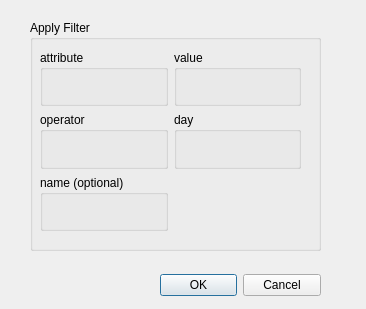
First picture: the form in psychsim/domains/groundtruth/explore_simulation/GUI/FilterDialog.ui, repository pynadath/psychsim, before the edit.
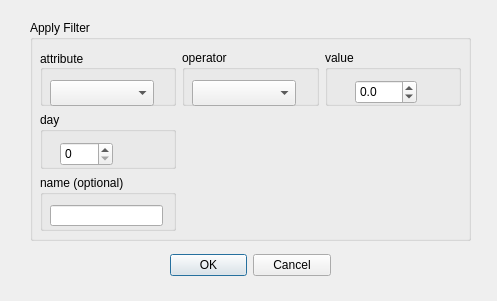
Second picture: the form after the edit.

Patch:
```diff
--- a/psychsim/domains/groundtruth/explore_simulation/GUI/FilterDialog.ui
+++ b/psychsim/domains/groundtruth/explore_simulation/GUI/FilterDialog.ui
@@ -1,13 +1,19 @@
 <?xml version="1.0" encoding="UTF-8"?>
 <ui version="4.0">
- <class>Dialog</class>
- <widget class="QDialog" name="Dialog">
+ <class>FilterDialog</class>
+ <widget class="QDialog" name="FilterDialog">
+  <property name="windowModality">
+   <enum>Qt::WindowModal</enum>
+  </property>
+  <property name="enabled">
+   <bool>true</bool>
+  </property>
   <property name="geometry">
    <rect>
     <x>0</x>
     <y>0</y>
-    <width>366</width>
-    <height>309</height>
+    <width>497</width>
+    <height>301</height>
    </rect>
   </property>
   <property name="maximumSize">
@@ -22,8 +28,8 @@
   <widget class="QDialogButtonBox" name="buttonBox">
    <property name="geometry">
     <rect>
-     <x>160</x>
-     <y>260</y>
+     <x>170</x>
+     <y>240</y>
      <width>161</width>
      <height>51</height>
     </rect>
@@ -40,8 +46,8 @@
     <rect>
      <x>30</x>
      <y>20</y>
-     <width>291</width>
-     <height>231</height>
+     <width>441</width>
+     <height>221</height>
     </rect>
    </property>
    <property name="title">
@@ -52,7 +58,7 @@
      <rect>
       <x>10</x>
       <y>30</y>
-      <width>261</width>
+      <width>421</width>
       <height>181</height>
      </rect>
     </property>
@@ -71,10 +77,26 @@
        <property name="title">
         <string>attribute</string>
        </property>
+       <property name="alignment">
+        <set>Qt::AlignJustify|Qt::AlignVCenter</set>
+       </property>
+       <widget class="QComboBox" name="attributeBox">
+        <property name="geometry">
+         <rect>
+          <x>10</x>
+          <y>30</y>
+          <width>104</width>
+          <height>26</height>
+         </rect>
+        </property>
+        <property name="toolTip">
+         <string>What freatiure of the agent to fileter by</string>
+        </property>
+       </widget>
       </widget>
      </item>
-     <item row="2" column="1">
-      <widget class="QGroupBox" name="groupBox_7">
+     <item row="1" column="2">
+      <widget class="QGroupBox" name="groupBox_6">
        <property name="maximumSize">
         <size>
          <width>16777215</width>
@@ -82,14 +104,33 @@
         </size>
        </property>
        <property name="title">
-        <string>day</string>
+        <string>value</string>
        </property>
-       <property name="alignment">
-        <set>Qt::AlignLeading|Qt::AlignLeft|Qt::AlignTop</set>
-       </property>
+       <widget class="QDoubleSpinBox" name="valueSpinBox">
+        <property name="geometry">
+         <rect>
+          <x>30</x>
+          <y>30</y>
+          <width>62</width>
+          <height>24</height>
+         </rect>
+        </property>
+        <property name="decimals">
+         <number>1</number>
+        </property>
+        <property name="minimum">
+         <double>-1.000000000000000</double>
+        </property>
+        <property name="maximum">
+         <double>1.000000000000000</double>
+        </property>
+        <property name="singleStep">
+         <double>0.100000000000000</double>
+        </property>
+       </widget>
       </widget>
      </item>
-     <item row="2" column="0">
+     <item row="1" column="1">
       <widget class="QGroupBox" name="groupBox_2">
        <property name="maximumSize">
         <size>
@@ -103,6 +144,42 @@
        <property name="alignment">
         <set>Qt::AlignLeading|Qt::AlignLeft|Qt::AlignTop</set>
        </property>
+       <widget class="QComboBox" name="operatorBox">
+        <property name="geometry">
+         <rect>
+          <x>10</x>
+          <y>30</y>
+          <width>104</width>
+          <height>26</height>
+         </rect>
+        </property>
+       </widget>
+      </widget>
+     </item>
+     <item row="2" column="0">
+      <widget class="QGroupBox" name="groupBox_7">
+       <property name="maximumSize">
+        <size>
+         <width>16777215</width>
+         <height>75</height>
+        </size>
+       </property>
+       <property name="title">
+        <string>day</string>
+       </property>
+       <property name="alignment">
+        <set>Qt::AlignLeading|Qt::AlignLeft|Qt::AlignTop</set>
+       </property>
+       <widget class="QSpinBox" name="dayspinBox">
+        <property name="geometry">
+         <rect>
+          <x>20</x>
+          <y>30</y>
+          <width>53</width>
+          <height>24</height>
+         </rect>
+        </property>
+       </widget>
       </widget>
      </item>
      <item row="3" column="0">
@@ -116,19 +193,19 @@
        <property name="title">
         <string>name (optional)</string>
        </property>
-      </widget>
-     </item>
-     <item row="1" column="1">
-      <widget class="QGroupBox" name="groupBox_6">
-       <property name="maximumSize">
-        <size>
-         <width>16777215</width>
-         <height>75</height>
-        </size>
-       </property>
-       <property name="title">
-        <string>value</string>
-       </property>
+       <widget class="QLineEdit" name="nameLine">
+        <property name="geometry">
+         <rect>
+          <x>10</x>
+          <y>30</y>
+          <width>113</width>
+          <height>21</height>
+         </rect>
+        </property>
+        <property name="alignment">
+         <set>Qt::AlignLeading|Qt::AlignLeft|Qt::AlignVCenter</set>
+        </property>
+       </widget>
       </widget>
      </item>
     </layout>
```
Left out of the diff: 4 changed lines with no effect on the pictures.
